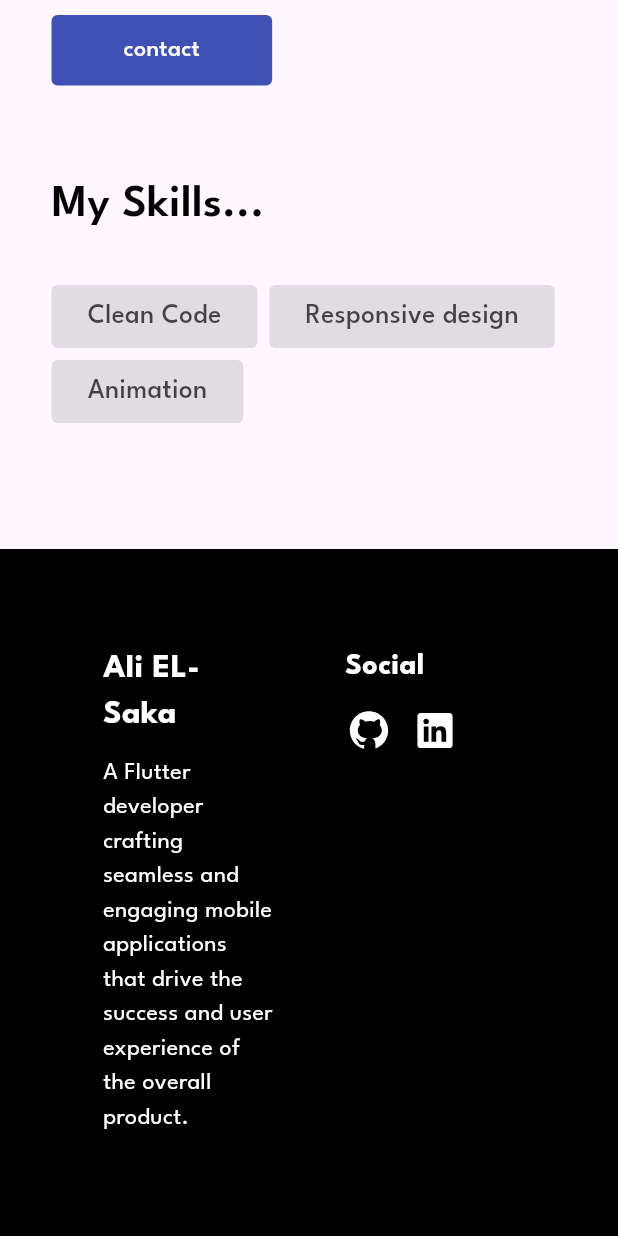
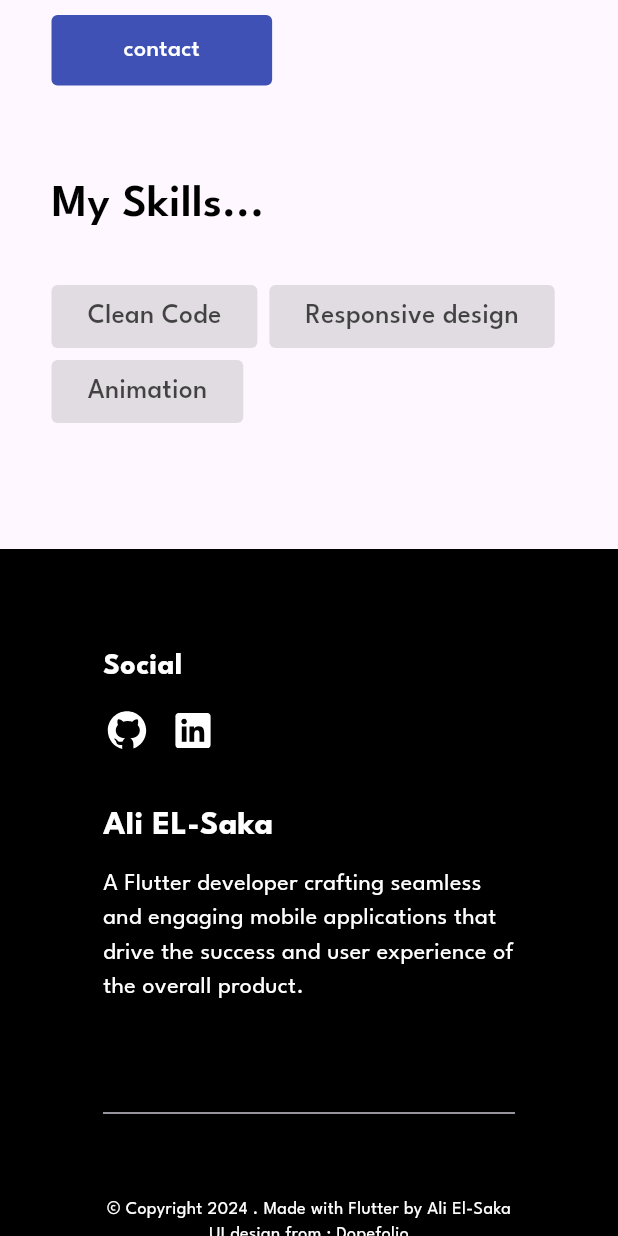
Before and after one commit to AliEl-Saka/portfolio, a Flutter app: the screen it shows after launch, scrolled down 1728 dp, on a phone screen of 412 x 824 dp. Run offline on Flutter 3.47's test engine with Material 3 defaults, Android fonts, the phone set to English and light mode, and no system bars; our stand-ins replace flutter_svg, responsive_builder.

Commit message:
handle footer responsive

```diff
--- a/lib/views/footer.dart
+++ b/lib/views/footer.dart
@@ -15,7 +15,7 @@ class Footer extends StatelessWidget {
         child: Column(
           mainAxisAlignment: MainAxisAlignment.center,
           children: [
-            FooterContent(),
+            ResponsiveFooterContent(),
             Divider(),
             FooterCopyright(),
           ],
--- a/lib/widgets/footer/content/footer_info.dart
+++ /dev/null
@@ -1,36 +0,0 @@
-import 'package:flutter/material.dart';
-import 'package:portfolio/core/widgets/custom_text.dart';
-import 'package:portfolio/core/widgets/section_secondary_text.dart';
-
-class FooterInfo extends StatelessWidget {
-  const FooterInfo({
-    super.key,
-  });
-
-  @override
-  Widget build(BuildContext context) {
-    return const Expanded(
-      child: Column(
-        crossAxisAlignment: CrossAxisAlignment.start,
-        children: [
-          CustomText(
-            'Ali EL-Saka',
-            fontColor: Colors.white,
-            fontSize: 22,
-            fontWeight: FontWeight.w700,
-          ),
-          SizedBox(
-            height: 12,
-          ),
-          SectionSecondaryText(
-            text:
-                'A Flutter developer crafting seamless and engaging mobile applications that drive the success and user experience of the overall product.',
-            textColor: Colors.white,
-            textAlign: TextAlign.start,
-            textSize: 16,
-          ),
-        ],
-      ),
-    );
-  }
-}
--- a/lib/widgets/footer/content/footer_social.dart
+++ /dev/null
@@ -1,48 +0,0 @@
-import 'package:flutter/material.dart';
-import 'package:portfolio/core/widgets/custom_text.dart';
-import 'package:portfolio/widgets/home_section/social_media_bar/widgets/social_media_item.dart';
-
-class FooterSocial extends StatelessWidget {
-  const FooterSocial({
-    super.key,
-  });
-
-  @override
-  Widget build(BuildContext context) {
-    return const Flexible(
-      child: Column(
-        crossAxisAlignment: CrossAxisAlignment.start,
-        children: [
-          CustomText(
-            'Social',
-            fontColor: Colors.white,
-            fontSize: 20,
-            fontWeight: FontWeight.w700,
-          ),
-          SizedBox(
-            height: 12,
-          ),
-          Row(
-            children: [
-              SocialMediaItem(
-                link: 'https://github.com/AliEl-Saka',
-                svgIcon: 'assets/images/social icons/github.svg',
-                size: 32,
-                color: Colors.white,
-              ),
-              SizedBox(
-                width: 12,
-              ),
-              SocialMediaItem(
-                link: 'https://www.linkedin.com/in/ali-el-saka-95a752273/',
-                svgIcon: 'assets/images/social icons/linkedin.svg',
-                size: 32,
-                color: Colors.white,
-              ),
-            ],
-          )
-        ],
-      ),
-    );
-  }
-}
--- /dev/null
+++ b/lib/widgets/footer/content_widget/footer_info.dart
@@ -0,0 +1,34 @@
+import 'package:flutter/material.dart';
+import 'package:portfolio/core/widgets/custom_text.dart';
+import 'package:portfolio/core/widgets/section_secondary_text.dart';
+
+class FooterInfo extends StatelessWidget {
+  const FooterInfo({
+    super.key,
+  });
+
+  @override
+  Widget build(BuildContext context) {
+    return Column(
+      crossAxisAlignment: CrossAxisAlignment.start,
+      children: [
+        CustomText(
+          'Ali EL-Saka',
+          fontColor: Colors.white,
+          fontSize: 22,
+          fontWeight: FontWeight.w700,
+        ),
+        SizedBox(
+          height: 12,
+        ),
+        SectionSecondaryText(
+          text:
+              'A Flutter developer crafting seamless and engaging mobile applications that drive the success and user experience of the overall product.',
+          textColor: Colors.white,
+          textAlign: TextAlign.start,
+          textSize: 16,
+        ),
+      ],
+    );
+  }
+}
--- /dev/null
+++ b/lib/widgets/footer/content_widget/footer_social.dart
@@ -0,0 +1,46 @@
+import 'package:flutter/material.dart';
+import 'package:portfolio/core/widgets/custom_text.dart';
+import 'package:portfolio/widgets/home_section/social_media_bar/widgets/social_media_item.dart';
+
+class FooterSocial extends StatelessWidget {
+  const FooterSocial({
+    super.key,
+  });
+
+  @override
+  Widget build(BuildContext context) {
+    return const Column(
+      crossAxisAlignment: CrossAxisAlignment.start,
+      children: [
+        CustomText(
+          'Social',
+          fontColor: Colors.white,
+          fontSize: 20,
+          fontWeight: FontWeight.w700,
+        ),
+        SizedBox(
+          height: 12,
+        ),
+        Row(
+          children: [
+            SocialMediaItem(
+              link: 'https://github.com/AliEl-Saka',
+              svgIcon: 'assets/images/social icons/github.svg',
+              size: 32,
+              color: Colors.white,
+            ),
+            SizedBox(
+              width: 12,
+            ),
+            SocialMediaItem(
+              link: 'https://www.linkedin.com/in/ali-el-saka-95a752273/',
+              svgIcon: 'assets/images/social icons/linkedin.svg',
+              size: 32,
+              color: Colors.white,
+            ),
+          ],
+        )
+      ],
+    );
+  }
+}
--- /dev/null
+++ b/lib/widgets/footer/content_widget/responsive_content/destop_tablet.dart
@@ -0,0 +1,27 @@
+import 'package:flutter/material.dart';
+import 'package:portfolio/widgets/footer/content_widget/footer_info.dart';
+import 'package:portfolio/widgets/footer/content_widget/footer_social.dart';
+
+class DesktopTabletFooterContent extends StatelessWidget {
+  const DesktopTabletFooterContent({
+    super.key,
+  });
+
+  @override
+  Widget build(BuildContext context) {
+    return const Padding(
+      padding: EdgeInsets.symmetric(vertical: 64),
+      child: Row(
+        crossAxisAlignment: CrossAxisAlignment.start,
+        mainAxisAlignment: MainAxisAlignment.spaceBetween,
+        children: [
+          Expanded(child: FooterInfo()),
+          SizedBox(
+            width: 48,
+          ),
+          FooterSocial(),
+        ],
+      ),
+    );
+  }
+}
--- /dev/null
+++ b/lib/widgets/footer/content_widget/responsive_content/mobile.dart
@@ -0,0 +1,29 @@
+import 'package:flutter/material.dart';
+import 'package:portfolio/widgets/footer/content_widget/footer_info.dart';
+import 'package:portfolio/widgets/footer/content_widget/footer_social.dart';
+
+class MobileFooterContent extends StatelessWidget {
+  const MobileFooterContent({
+    super.key,
+  });
+
+  @override
+  Widget build(BuildContext context) {
+    return const Padding(
+      padding: EdgeInsets.symmetric(vertical: 64),
+      child: Column(
+        crossAxisAlignment: CrossAxisAlignment.start,
+        mainAxisAlignment: MainAxisAlignment.spaceBetween,
+        children: [
+           FooterSocial(),
+           SizedBox(
+            height: 32,
+          ),
+          FooterInfo(),
+
+
+        ],
+      ),
+    );
+  }
+}
--- a/lib/widgets/footer/footer_content.dart
+++ b/lib/widgets/footer/footer_content.dart
@@ -1,27 +1,21 @@
 import 'package:flutter/material.dart';
-import 'package:portfolio/widgets/footer/content/footer_info.dart';
-import 'package:portfolio/widgets/footer/content/footer_social.dart';
+import 'package:portfolio/widgets/footer/content_widget/responsive_content/destop_tablet.dart';
+import 'package:portfolio/widgets/footer/content_widget/responsive_content/mobile.dart';
+import 'package:responsive_builder/responsive_builder.dart';
 
-class FooterContent extends StatelessWidget {
-  const FooterContent({
-    super.key,
-  });
+class ResponsiveFooterContent extends StatelessWidget {
+  const ResponsiveFooterContent({super.key});
 
   @override
   Widget build(BuildContext context) {
-    return const Padding(
-      padding: EdgeInsets.symmetric(vertical: 64),
-      child: Row(
-        crossAxisAlignment: CrossAxisAlignment.start,
-        mainAxisAlignment: MainAxisAlignment.spaceBetween,
-        children: [
-          FooterInfo(),
-          SizedBox(
-            width: 48,
-          ),
-          FooterSocial(),
-        ],
-      ),
+    return ResponsiveBuilder(
+      builder: (context, sizingInformation) {
+        bool isMobile =
+            sizingInformation.deviceScreenType == DeviceScreenType.mobile;
+        return isMobile
+            ? const MobileFooterContent()
+            : const DesktopTabletFooterContent();
+      },
     );
   }
 }
--- a/lib/widgets/footer/footer_copyright.dart
+++ b/lib/widgets/footer/footer_copyright.dart
@@ -16,31 +16,27 @@ class FooterCopyright extends StatelessWidget {
           const CustomText(
             '© Copyright 2024 . Made with Flutter by Ali El-Saka',
             fontSize: 12,
+            textAlign: TextAlign.center,
             fontWeight: FontWeight.w400,
             fontColor: Colors.white,
           ),
           Row(
             mainAxisAlignment: MainAxisAlignment.center,
             children: [
-              const Flexible(
-                child: CustomText(
+              const CustomText(
                 'UI design from : ',
                 fontSize: 12,
                 fontWeight: FontWeight.w400,
                 fontColor: Colors.white,
               ),
-              ),
-              Flexible(
-                child: GestureDetector(
-                  onTap: () =>
-                      launchURL(link: 'https://dopefolio.netlify.app/'),
+              GestureDetector(
+                onTap: () => launchURL(link: 'https://dopefolio.netlify.app/'),
                 child: const CustomText(
-                    'Dopefolio by Ram Maheshwari',
+                  'Dopefolio',
                   underLine: true,
                   fontSize: 12,
                   fontWeight: FontWeight.w400,
                   fontColor: Colors.white,
-                  ),
                 ),
               ),
             ],
```
Lines whose indentation alone changed are shown as unchanged.
